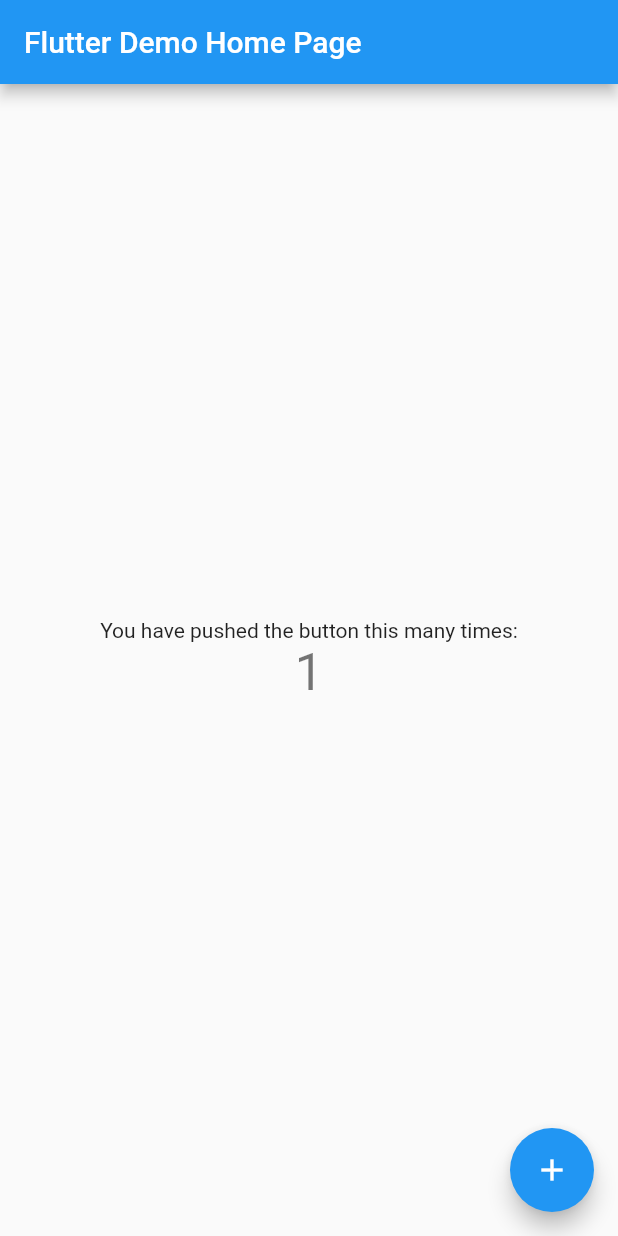
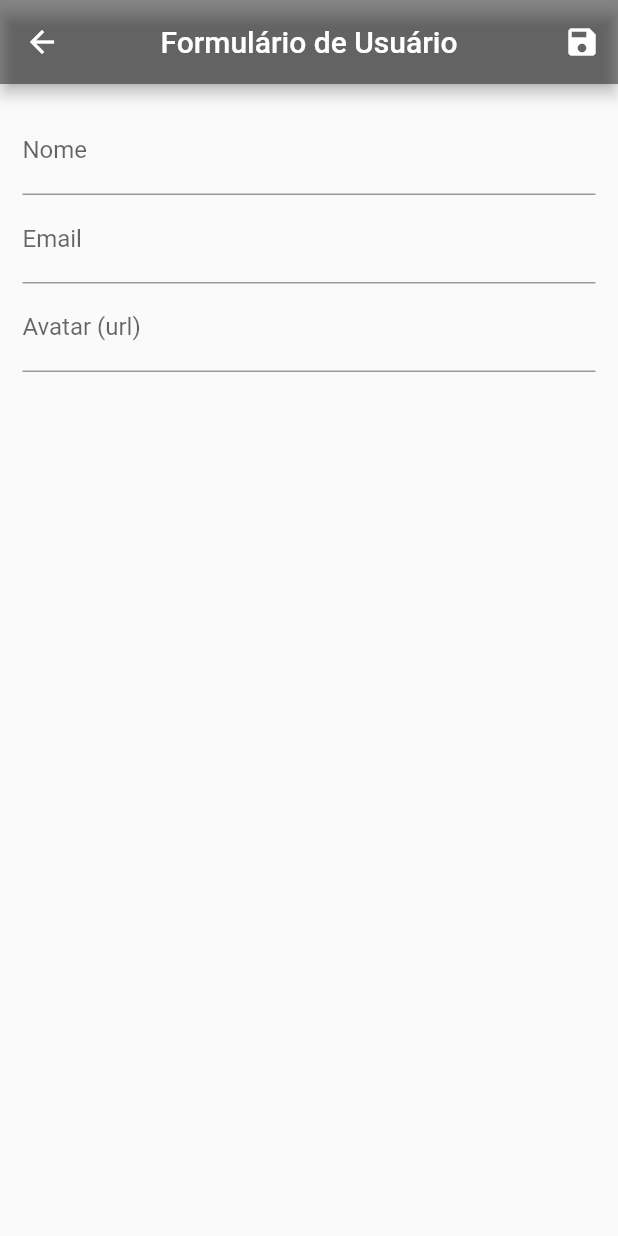
Before and after one commit to jpshimidt/flutter_crud, a Flutter app: the screen it shows after launch, after a tap on the "add" icon, on a phone screen of 412 x 824 dp. Run offline on Flutter 3.47's test engine with Material 2 defaults, Android fonts, the phone set to English and light mode, and no system bars; network calls fail.

Commit message:
CRUD Flutter

```diff
--- /dev/null
+++ b/lib/components/user_tile.dart
@@ -0,0 +1,64 @@
+import 'package:flutter/material.dart';
+import 'package:flutter_crud/provider/users.dart';
+import 'package:provider/provider.dart';
+import '../models/user.dart';
+import '../routes/app_routes.dart';
+
+class UserTile extends StatelessWidget {
+  final User user;
+
+  const UserTile(this.user);
+
+  @override
+  Widget build(BuildContext context) {
+    final avatar = user.avatarUrl.isEmpty
+        ? const CircleAvatar(child: Icon(Icons.person))
+        : CircleAvatar(backgroundImage: NetworkImage(user.avatarUrl));
+    return ListTile(
+      leading: avatar,
+      title: Text(user.name),
+      subtitle: Text(user.email),
+      trailing: Container(
+        width: 100,
+        child: Row(children: <Widget>[
+          IconButton(
+            onPressed: () {
+              Navigator.of(context)
+                  .pushNamed(AppRoutes.USER_FORM, arguments: user);
+            },
+            color: Colors.orange,
+            icon: const Icon(Icons.edit),
+          ),
+          IconButton(
+            onPressed: () {
+              showDialog(
+                  context: context,
+                  builder: (context) => AlertDialog(
+                        title: Text("Excluir usuário"),
+                        content: Text("Tem certeza?"),
+                        actions: <Widget>[
+                          ElevatedButton(
+                            onPressed: () {
+                              Navigator.of(context).pop();
+                            },
+                            child: Text('Não'),
+                          ),
+                          ElevatedButton(
+                            onPressed: () {
+                              Provider.of<Users>(context, listen: false)
+                                  .remove(user);
+                              Navigator.of(context).pop();
+                            },
+                            child: Text('Sim'),
+                          ),
+                        ],
+                      ));
+            },
+            color: Colors.red,
+            icon: const Icon(Icons.delete),
+          ),
+        ]),
+      ),
+    );
+  }
+}
--- /dev/null
+++ b/lib/data/dummy_users.dart
@@ -0,0 +1,25 @@
+import 'package:flutter_crud/models/user.dart';
+
+const DUMMY_USERS = {
+  // ignore: unnecessary_const
+  '1': const User(
+      id: '1',
+      name: 'João',
+      email: 'jao@gmail.com',
+      avatarUrl:
+          'https://cdn.pixabay.com/photo/2016/09/01/08/24/smiley-1635451_960_720.png'),
+  // ignore: unnecessary_const
+  '2': const User(
+      id: '2',
+      name: 'Larissa',
+      email: 'larissa@gmail.com',
+      avatarUrl:
+          'https://cdn.pixabay.com/photo/2016/09/01/08/25/smiley-1635456_960_720.png'),
+  // ignore: unnecessary_const
+  '3': const User(
+      id: '3',
+      name: 'Matheus',
+      email: 'matheus@gmail.com',
+      avatarUrl:
+          'https://cdn.pixabay.com/photo/2016/03/31/19/58/avatar-1295430_960_720.png'),
+};
--- a/lib/main.dart
+++ b/lib/main.dart
@@ -1,115 +1,33 @@
 import 'package:flutter/material.dart';
+import 'package:flutter_crud/provider/users.dart';
+import 'package:flutter_crud/routes/app_routes.dart';
+import 'package:flutter_crud/views/user_form.dart';
+import 'package:flutter_crud/views/user_list.dart';
+import 'package:provider/provider.dart';
 
 void main() {
-  runApp(const MyApp());
+  runApp(MyApp());
 }
 
 class MyApp extends StatelessWidget {
   const MyApp({super.key});
 
-  // This widget is the root of your application.
   @override
   Widget build(BuildContext context) {
-    return MaterialApp(
-      title: 'Flutter Demo',
-      theme: ThemeData(
-        // This is the theme of your application.
-        //
-        // Try running your application with "flutter run". You'll see the
-        // application has a blue toolbar. Then, without quitting the app, try
-        // changing the primarySwatch below to Colors.green and then invoke
-        // "hot reload" (press "r" in the console where you ran "flutter run",
-        // or simply save your changes to "hot reload" in a Flutter IDE).
-        // Notice that the counter didn't reset back to zero; the application
-        // is not restarted.
-        primarySwatch: Colors.blue,
+    return ChangeNotifierProvider(
+      create: (context) => Users(),
+      child: MaterialApp(
+        debugShowCheckedModeBanner: false,
+        title: 'Lista de Usuários',
+        theme: ThemeData(
+          primarySwatch: Colors.blue,
+        ),
+        home: UserList(),
+        initialRoute: AppRoutes.HOME,
+        routes: {
+          AppRoutes.USER_FORM: (context) => UserForm(),
+        },
       ),
-      home: const MyHomePage(title: 'Flutter Demo Home Page'),
     );
   }
 }
-
-class MyHomePage extends StatefulWidget {
-  const MyHomePage({super.key, required this.title});
-
-  // This widget is the home page of your application. It is stateful, meaning
-  // that it has a State object (defined below) that contains fields that affect
-  // how it looks.
-
-  // This class is the configuration for the state. It holds the values (in this
-  // case the title) provided by the parent (in this case the App widget) and
-  // used by the build method of the State. Fields in a Widget subclass are
-  // always marked "final".
-
-  final String title;
-
-  @override
-  State<MyHomePage> createState() => _MyHomePageState();
-}
-
-class _MyHomePageState extends State<MyHomePage> {
-  int _counter = 0;
-
-  void _incrementCounter() {
-    setState(() {
-      // This call to setState tells the Flutter framework that something has
-      // changed in this State, which causes it to rerun the build method below
-      // so that the display can reflect the updated values. If we changed
-      // _counter without calling setState(), then the build method would not be
-      // called again, and so nothing would appear to happen.
-      _counter++;
-    });
-  }
-
-  @override
-  Widget build(BuildContext context) {
-    // This method is rerun every time setState is called, for instance as done
-    // by the _incrementCounter method above.
-    //
-    // The Flutter framework has been optimized to make rerunning build methods
-    // fast, so that you can just rebuild anything that needs updating rather
-    // than having to individually change instances of widgets.
-    return Scaffold(
-      appBar: AppBar(
-        // Here we take the value from the MyHomePage object that was created by
-        // the App.build method, and use it to set our appbar title.
-        title: Text(widget.title),
-      ),
-      body: Center(
-        // Center is a layout widget. It takes a single child and positions it
-        // in the middle of the parent.
-        child: Column(
-          // Column is also a layout widget. It takes a list of children and
-          // arranges them vertically. By default, it sizes itself to fit its
-          // children horizontally, and tries to be as tall as its parent.
-          //
-          // Invoke "debug painting" (press "p" in the console, choose the
-          // "Toggle Debug Paint" action from the Flutter Inspector in Android
-          // Studio, or the "Toggle Debug Paint" command in Visual Studio Code)
-          // to see the wireframe for each widget.
-          //
-          // Column has various properties to control how it sizes itself and
-          // how it positions its children. Here we use mainAxisAlignment to
-          // center the children vertically; the main axis here is the vertical
-          // axis because Columns are vertical (the cross axis would be
-          // horizontal).
-          mainAxisAlignment: MainAxisAlignment.center,
-          children: <Widget>[
-            const Text(
-              'You have pushed the button this many times:',
-            ),
-            Text(
-              '$_counter',
-              style: Theme.of(context).textTheme.headline4,
-            ),
-          ],
-        ),
-      ),
-      floatingActionButton: FloatingActionButton(
-        onPressed: _incrementCounter,
-        tooltip: 'Increment',
-        child: const Icon(Icons.add),
-      ), // This trailing comma makes auto-formatting nicer for build methods.
-    );
-  }
-}
--- /dev/null
+++ b/lib/models/user.dart
@@ -0,0 +1,14 @@
+import 'package:flutter/material.dart';
+
+class User {
+  final String id;
+  final String name;
+  final String email;
+  final String avatarUrl;
+
+  const User(
+      {required this.id,
+      required this.name,
+      required this.email,
+      required this.avatarUrl});
+}
--- /dev/null
+++ b/lib/provider/users.dart
@@ -0,0 +1,52 @@
+import 'dart:math';
+
+import 'package:flutter/material.dart';
+import 'package:flutter_crud/data/dummy_users.dart';
+import 'package:flutter_crud/models/user.dart';
+
+class Users with ChangeNotifier {
+  final Map<String, User> _items = {...DUMMY_USERS};
+
+  List<User> get all {
+    return [..._items.values];
+  }
+
+  int get count {
+    return _items.length;
+  }
+
+  User byIndex(int i) {
+    return _items.values.elementAt(i);
+  }
+
+  void put(User user) {
+    if (user.id.trim().isNotEmpty && _items.containsKey(user.id)) {
+      _items.update(
+        user.id,
+        (value) => User(
+            id: user.id,
+            name: user.name,
+            email: user.email,
+            avatarUrl: user.avatarUrl),
+      );
+    } else {
+      final id = Random().nextDouble().toString();
+
+      _items.putIfAbsent(
+        id,
+        () => User(
+            id: id,
+            name: user.name,
+            email: user.email,
+            avatarUrl: user.avatarUrl),
+      );
+    }
+
+    notifyListeners();
+  }
+
+  void remove(User user) {
+    _items.remove(user.id);
+    notifyListeners();
+  }
+}
--- /dev/null
+++ b/lib/routes/app_routes.dart
@@ -0,0 +1,4 @@
+class AppRoutes {
+  static const HOME = '/';
+  static const USER_FORM = '/user-form';
+}
--- /dev/null
+++ b/lib/views/user_form.dart
@@ -0,0 +1,100 @@
+import 'package:flutter/material.dart';
+import 'package:flutter_crud/provider/users.dart';
+import 'package:provider/provider.dart';
+
+import '../models/user.dart';
+
+class UserForm extends StatefulWidget {
+  @override
+  State<UserForm> createState() => _UserFormState();
+}
+
+class _UserFormState extends State<UserForm> {
+  final _form = GlobalKey<FormState>();
+
+  final Map<String, String> _formData = {};
+
+  void _loadFormData(User user) {
+    if (user != null) {
+      _formData['id'] = user.id;
+      _formData['name'] = user.name;
+      _formData['email'] = user.email;
+      _formData['avatarUrl'] = user.avatarUrl;
+    }
+  }
+
+  @override
+  void didChangeDependencies() {
+    super.didChangeDependencies();
+    try {
+      final user = ModalRoute.of(context)?.settings.arguments as User;
+      _loadFormData(user);
+    } on Error catch (e) {}
+  }
+
+  @override
+  Widget build(BuildContext context) {
+    return Scaffold(
+      appBar: AppBar(
+        title: const Text('Formulário de Usuário'),
+        backgroundColor: Colors.black45,
+        centerTitle: true,
+        actions: <Widget>[
+          IconButton(
+              onPressed: () {
+                final isValid = _form.currentState!.validate();
+
+                if (isValid) {
+                  _form.currentState?.save();
+                  Provider.of<Users>(context, listen: false).put(
+                    User(
+                      id: _formData['id'].toString(),
+                      name: _formData['name'].toString(),
+                      email: _formData['email'].toString(),
+                      avatarUrl: _formData['avatarUrl'].toString(),
+                    ),
+                  );
+                  Navigator.of(context).pop();
+                }
+              },
+              icon: Icon(Icons.save))
+        ],
+      ),
+      body: Padding(
+        padding: const EdgeInsets.all(15),
+        child: Form(
+            key: _form,
+            child: Column(
+              children: <Widget>[
+                TextFormField(
+                  initialValue: _formData['name'],
+                  decoration: const InputDecoration(labelText: 'Nome'),
+                  validator: ((value) {
+                    if (value!.trim().isEmpty) {
+                      return 'Ocorreu um erro no campo "Nome"';
+                    }
+                  }),
+                  onSaved: (newValue) => _formData['name'] = newValue!,
+                ),
+                TextFormField(
+                  initialValue: _formData['email'],
+                  decoration: const InputDecoration(labelText: 'Email'),
+                  validator: ((value) {
+                    if (value!.trim().isEmpty) {
+                      return 'Ocorreu um erro no campo "Email"';
+                    }
+                  }),
+                  onSaved: (newValue) => _formData['email'] = newValue!,
+                ),
+                TextFormField(
+                  initialValue: _formData['avatarUrl'],
+                  decoration: const InputDecoration(labelText: 'Avatar (url)'),
+                  validator: ((value) {}),
+                  onSaved: (newValue) => _formData['avatarUrl'] = newValue!,
+                )
+              ],
+            )),
+      ),
+    );
+  }
+}
--- /dev/null
+++ b/lib/views/user_list.dart
@@ -0,0 +1,33 @@
+import 'package:flutter/material.dart';
+import 'package:flutter_crud/components/user_tile.dart';
+import 'package:flutter_crud/provider/users.dart';
+import 'package:flutter_crud/routes/app_routes.dart';
+import 'package:provider/provider.dart';
+
+import '../models/user.dart';
+
+class UserList extends StatelessWidget {
+  @override
+  Widget build(BuildContext context) {
+    final users = Provider.of<Users>(context);
+
+    return Scaffold(
+      appBar: AppBar(
+        actions: <Widget>[
+          IconButton(
+              onPressed: () {
+                Navigator.of(context).pushNamed(AppRoutes.USER_FORM);
+              },
+              icon: Icon(Icons.add))
+        ],
+        centerTitle: true,
+        title: Text('Lista de usuarios'),
+        backgroundColor: Colors.black45,
+      ),
+      body: ListView.builder(
+        itemBuilder: ((context, index) => UserTile(users.byIndex(index))),
+        itemCount: users.count,
+      ),
+    );
+  }
+}
--- a/pubspec.yaml
+++ b/pubspec.yaml
@@ -31,6 +31,7 @@ environment:
 dependencies:
   flutter:
     sdk: flutter
+  provider:
 
 
   # The following adds the Cupertino Icons font to your application.
```
Also changed, not shown: pubspec.lock, 1 other file.
